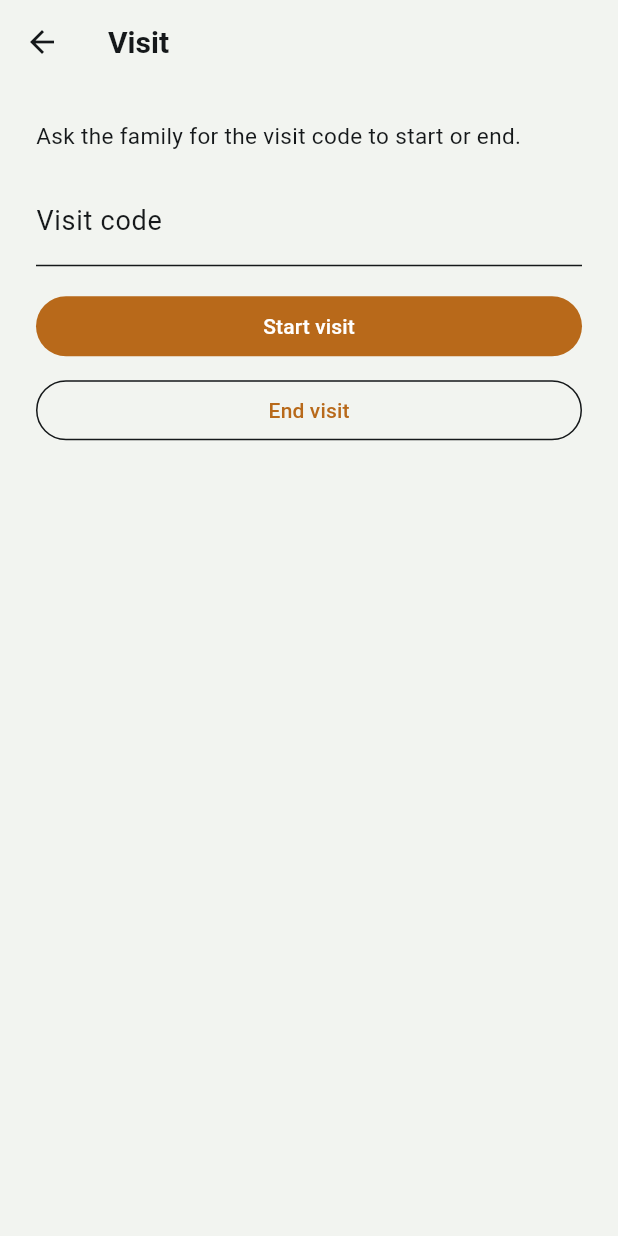
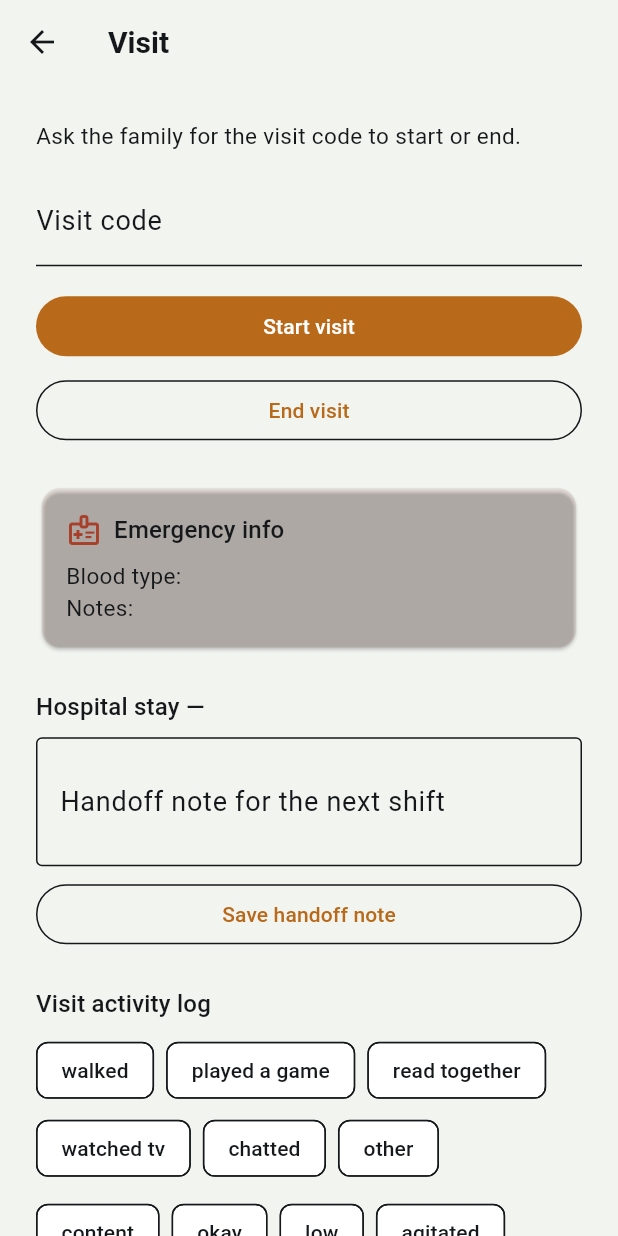
Before and after one commit to MADEMSanjanaSarvani/Elder-Care, a Flutter app: the OtpVisitScreen screen opened directly with empty values, on a phone screen of 412 x 824 dp. Run offline on Flutter 3.47's test engine with Material 3 defaults, Android fonts, the phone set to English and light mode, and no system bars; our stand-ins replace flutter_riverpod, geolocator, go_router, supabase_flutter; accounts and stored records are empty; statements that could not run were skipped.

Commit message:
Add caregiver-side Batch 3 visit tools: emergency info, activity log, handoff
New VisitToolsSection embedded below the OTP controls on the caregiver
visit screen: an emergency health-info card (only comes back from
elder_health_profile during an in-progress booking -- RLS decides, the UI
just renders what it gets), the structured visit activity log
(checklist chips + observed mood + capped note, upserted per booking),
and, when the booking is a shift of a hospital stay, the previous
shifts' handoff notes plus an entry field for this shift's own note.
The visit screen's Column became a ListView so the added sections
scroll instead of overflowing.

flutter analyze clean on caregiver_app.

```diff
--- a/apps/caregiver_app/lib/features/otp_visit/presentation/otp_visit_screen.dart
+++ b/apps/caregiver_app/lib/features/otp_visit/presentation/otp_visit_screen.dart
@@ -3,6 +3,7 @@ import 'package:flutter_riverpod/flutter_riverpod.dart';
 import 'package:setu_core/setu_core.dart';
 
 import '../../../core/providers.dart';
+import '../../visit_tools/presentation/visit_tools_section.dart';
 import '../data/otp_visit_repository.dart';
 
 /// One-handed use standing in a doorway (PRD Part 3 §17): a single OTP
@@ -92,11 +93,9 @@ class _OtpVisitScreenState extends ConsumerState<OtpVisitScreen> {
   Widget build(BuildContext context) {
     return Scaffold(
       appBar: AppBar(title: const Text('Visit')),
-      body: Padding(
+      body: ListView(
         padding: const EdgeInsets.all(SetuSpacing.lg),
-        child: Column(
-          crossAxisAlignment: CrossAxisAlignment.stretch,
-          children: [
+        children: [
             const Text('Ask the family for the visit code to start or end.'),
             const SizedBox(height: SetuSpacing.md),
             TextField(
@@ -145,8 +144,8 @@ class _OtpVisitScreenState extends ConsumerState<OtpVisitScreen> {
                 label: const Text('Send visit summary to family'),
               ),
             ],
+            VisitToolsSection(bookingId: widget.bookingId),
           ],
-        ),
       ),
     );
   }
--- /dev/null
+++ b/apps/caregiver_app/lib/features/visit_tools/data/visit_tools_repository.dart
@@ -0,0 +1,81 @@
+import 'package:supabase_flutter/supabase_flutter.dart';
+
+/// Batch 3 caregiver-side tools (PRD Part 6): emergency health info
+/// (Module 12 — readable only during an in-progress booking or dispatched
+/// SOS, enforced by elder_health_profile's RLS, not by this class),
+/// visit activity logs (Module 10), and hospital-stay handoff notes
+/// (Module 11). All plain RLS-guarded operations.
+class VisitToolsRepository {
+  VisitToolsRepository(this._client);
+
+  final SupabaseClient _client;
+
+  static const availableActivities = [
+    'walked',
+    'played_a_game',
+    'read_together',
+    'watched_tv',
+    'chatted',
+    'other',
+  ];
+
+  static const availableMoods = ['content', 'okay', 'low', 'agitated'];
+
+  /// Returns null both when there's no profile and when RLS denies the
+  /// read (e.g. the booking isn't in progress yet) — the UI treats both
+  /// as "nothing to show," which is exactly right.
+  Future<Map<String, dynamic>?> fetchEmergencyHealthInfo(String elderId) async {
+    return _client
+        .from('elder_health_profile')
+        .select('blood_type, allergies, chronic_conditions, emergency_medical_notes')
+        .eq('elder_id', elderId)
+        .maybeSingle();
+  }
+
+  Future<Map<String, dynamic>?> fetchActivityLog(String bookingId) async {
+    return _client
+        .from('visit_activity_logs')
+        .select()
+        .eq('booking_id', bookingId)
+        .maybeSingle();
+  }
+
+  Future<void> saveActivityLog({
+    required String bookingId,
+    required List<String> activities,
+    String? observedMood,
+    String? note,
+  }) async {
+    await _client.from('visit_activity_logs').upsert({
+      'booking_id': bookingId,
+      'activities': activities,
+      'caregiver_observed_mood': observedMood,
+      'note': note,
+    }, onConflict: 'booking_id');
+  }
+
+  /// The stay this booking is a shift of, if any — plus every other
+  /// shift's handoff note in the same stay, which is exactly what the
+  /// deliberately-extended cross-caregiver read policy exists for.
+  Future<Map<String, dynamic>?> fetchStayForBooking(String bookingId) async {
+    return _client
+        .from('hospital_stay_bookings')
+        .select('hospital_stay_id, shift_note, hospital_stays(hospital_name, status)')
+        .eq('booking_id', bookingId)
+        .maybeSingle();
+  }
+
+  Future<List<Map<String, dynamic>>> fetchStayShiftNotes(String stayId) async {
+    return _client
+        .from('hospital_stay_bookings')
+        .select('booking_id, shift_note, bookings(scheduled_at)')
+        .eq('hospital_stay_id', stayId)
+        .not('shift_note', 'is', null);
+  }
+
+  Future<void> saveHandoffNote(String bookingId, String note) async {
+    await _client
+        .from('hospital_stay_bookings')
+        .update({'shift_note': note}).eq('booking_id', bookingId);
+  }
+}
--- /dev/null
+++ b/apps/caregiver_app/lib/features/visit_tools/presentation/visit_tools_section.dart
@@ -0,0 +1,235 @@
+import 'package:flutter/material.dart';
+import 'package:flutter_riverpod/flutter_riverpod.dart';
+import 'package:setu_core/setu_core.dart';
+
+import '../../../core/providers.dart';
+import '../data/visit_tools_repository.dart';
+
+/// Batch 3 caregiver tools, embedded below the OTP controls on the visit
+/// screen. Everything here is visibility-gated by RLS server-side: the
+/// emergency health card only comes back during an in-progress booking
+/// (or dispatched SOS), and the handoff section only exists when this
+/// booking is a shift of a hospital stay.
+class VisitToolsSection extends ConsumerStatefulWidget {
+  const VisitToolsSection({required this.bookingId, super.key});
+
+  final String bookingId;
+
+  @override
+  ConsumerState<VisitToolsSection> createState() => _VisitToolsSectionState();
+}
+
+class _VisitToolsSectionState extends ConsumerState<VisitToolsSection> {
+  Map<String, dynamic>? _healthInfo;
+  Map<String, dynamic>? _stayLink;
+  List<Map<String, dynamic>> _stayNotes = [];
+  Set<String> _activities = {};
+  String? _mood;
+  final _noteController = TextEditingController();
+  final _handoffController = TextEditingController();
+  bool _loaded = false;
+  bool _saving = false;
+
+  VisitToolsRepository get _repo =>
+      VisitToolsRepository(ref.read(supabaseClientProvider));
+
+  @override
+  void initState() {
+    super.initState();
+    _load();
+  }
+
+  Future<void> _load() async {
+    final client = ref.read(supabaseClientProvider);
+    final booking = await client
+        .from('bookings')
+        .select('elder_id')
+        .eq('id', widget.bookingId)
+        .maybeSingle();
+    final elderId = booking?['elder_id'] as String?;
+
+    final healthInfo =
+        elderId != null ? await _repo.fetchEmergencyHealthInfo(elderId) : null;
+    final existingLog = await _repo.fetchActivityLog(widget.bookingId);
+    final stayLink = await _repo.fetchStayForBooking(widget.bookingId);
+    List<Map<String, dynamic>> stayNotes = [];
+    if (stayLink != null) {
+      stayNotes =
+          await _repo.fetchStayShiftNotes(stayLink['hospital_stay_id'] as String);
+    }
+
+    if (!mounted) return;
+    setState(() {
+      _healthInfo = healthInfo;
+      _stayLink = stayLink;
+      _stayNotes = stayNotes;
+      _activities =
+          ((existingLog?['activities'] as List?)?.cast<String>() ?? []).toSet();
+      _mood = existingLog?['caregiver_observed_mood'] as String?;
+      _noteController.text = existingLog?['note'] as String? ?? '';
+      _handoffController.text = stayLink?['shift_note'] as String? ?? '';
+      _loaded = true;
+    });
+  }
+
+  Future<void> _saveActivityLog() async {
+    setState(() => _saving = true);
+    try {
+      await _repo.saveActivityLog(
+        bookingId: widget.bookingId,
+        activities: _activities.toList(),
+        observedMood: _mood,
+        note: _noteController.text.trim().isEmpty ? null : _noteController.text.trim(),
+      );
+      if (mounted) {
+        ScaffoldMessenger.of(context)
+            .showSnackBar(const SnackBar(content: Text('Activity log saved')));
+      }
+    } catch (err) {
+      if (mounted) {
+        ScaffoldMessenger.of(context)
+            .showSnackBar(SnackBar(content: Text('Could not save: $err')));
+      }
+    } finally {
+      if (mounted) setState(() => _saving = false);
+    }
+  }
+
+  Future<void> _saveHandoff() async {
+    setState(() => _saving = true);
+    try {
+      await _repo.saveHandoffNote(widget.bookingId, _handoffController.text.trim());
+      if (mounted) {
+        ScaffoldMessenger.of(context)
+            .showSnackBar(const SnackBar(content: Text('Handoff note saved')));
+      }
+    } catch (err) {
+      if (mounted) {
+        ScaffoldMessenger.of(context)
+            .showSnackBar(SnackBar(content: Text('Could not save: $err')));
+      }
+    } finally {
+      if (mounted) setState(() => _saving = false);
+    }
+  }
+
+  @override
+  Widget build(BuildContext context) {
+    if (!_loaded) return const SizedBox.shrink();
+
+    return Column(
+      crossAxisAlignment: CrossAxisAlignment.stretch,
+      children: [
+        if (_healthInfo != null) ...[
+          const SizedBox(height: SetuSpacing.lg),
+          Card(
+            color: SetuColors.sosLight.withValues(alpha: 0.08),
+            child: Padding(
+              padding: const EdgeInsets.all(SetuSpacing.md),
+              child: Column(
+                crossAxisAlignment: CrossAxisAlignment.start,
+                children: [
+                  Row(
+                    children: [
+                      const Icon(Icons.medical_information_outlined,
+                          color: SetuColors.sosLight),
+                      const SizedBox(width: SetuSpacing.sm),
+                      Text('Emergency info',
+                          style: Theme.of(context).textTheme.titleMedium),
+                    ],
+                  ),
+                  const SizedBox(height: SetuSpacing.sm),
+                  if (_healthInfo!['blood_type'] != null)
+                    Text('Blood type: ${_healthInfo!['blood_type']}'),
+                  if (((_healthInfo!['allergies'] as List?) ?? []).isNotEmpty)
+                    Text(
+                        'Allergies: ${(_healthInfo!['allergies'] as List).join(', ')}'),
+                  if (((_healthInfo!['chronic_conditions'] as List?) ?? [])
+                      .isNotEmpty)
+                    Text(
+                        'Conditions: ${(_healthInfo!['chronic_conditions'] as List).join(', ')}'),
+                  if (_healthInfo!['emergency_medical_notes'] != null)
+                    Text('Notes: ${_healthInfo!['emergency_medical_notes']}'),
+                ],
+              ),
+            ),
+          ),
+        ],
+        if (_stayLink != null) ...[
+          const SizedBox(height: SetuSpacing.lg),
+          Text(
+              'Hospital stay — ${(_stayLink!['hospital_stays'] as Map<String, dynamic>?)?['hospital_name'] ?? ''}',
+              style: Theme.of(context).textTheme.titleMedium),
+          const SizedBox(height: SetuSpacing.sm),
+          for (final note in _stayNotes)
+            if (note['booking_id'] != widget.bookingId)
+              Padding(
+                padding: const EdgeInsets.only(bottom: SetuSpacing.xs),
+                child: Text('Previous shift: ${note['shift_note']}'),
+              ),
+          TextField(
+            controller: _handoffController,
+            maxLines: 2,
+            decoration: const InputDecoration(
+              labelText: 'Handoff note for the next shift',
+              border: OutlineInputBorder(),
+            ),
+          ),
+          const SizedBox(height: SetuSpacing.sm),
+          OutlinedButton(
+            onPressed: _saving ? null : _saveHandoff,
+            child: const Text('Save handoff note'),
+          ),
+        ],
+        const SizedBox(height: SetuSpacing.lg),
+        Text('Visit activity log', style: Theme.of(context).textTheme.titleMedium),
+        const SizedBox(height: SetuSpacing.sm),
+        Wrap(
+          spacing: SetuSpacing.sm,
+          runSpacing: SetuSpacing.xs,
+          children: [
+            for (final activity in VisitToolsRepository.availableActivities)
+              FilterChip(
+                label: Text(activity.replaceAll('_', ' ')),
+                selected: _activities.contains(activity),
+                onSelected: (selected) => setState(() {
+                  if (selected) {
+                    _activities.add(activity);
+                  } else {
+                    _activities.remove(activity);
+                  }
+                }),
+              ),
+          ],
+        ),
+        const SizedBox(height: SetuSpacing.sm),
+        Wrap(
+          spacing: SetuSpacing.sm,
+          children: [
+            for (final mood in VisitToolsRepository.availableMoods)
+              ChoiceChip(
+                label: Text(mood),
+                selected: _mood == mood,
+                onSelected: (selected) =>
+                    setState(() => _mood = selected ? mood : null),
+              ),
+          ],
+        ),
+        const SizedBox(height: SetuSpacing.sm),
+        TextField(
+          controller: _noteController,
+          maxLines: 2,
+          decoration: const InputDecoration(
+            labelText: 'Short note (optional)',
+            border: OutlineInputBorder(),
+          ),
+        ),
+        const SizedBox(height: SetuSpacing.sm),
+        FilledButton(
+          onPressed: _saving ? null : _saveActivityLog,
+          child: Text(_saving ? 'Saving…' : 'Save activity log'),
+        ),
+      ],
+    );
+  }
+}
```
